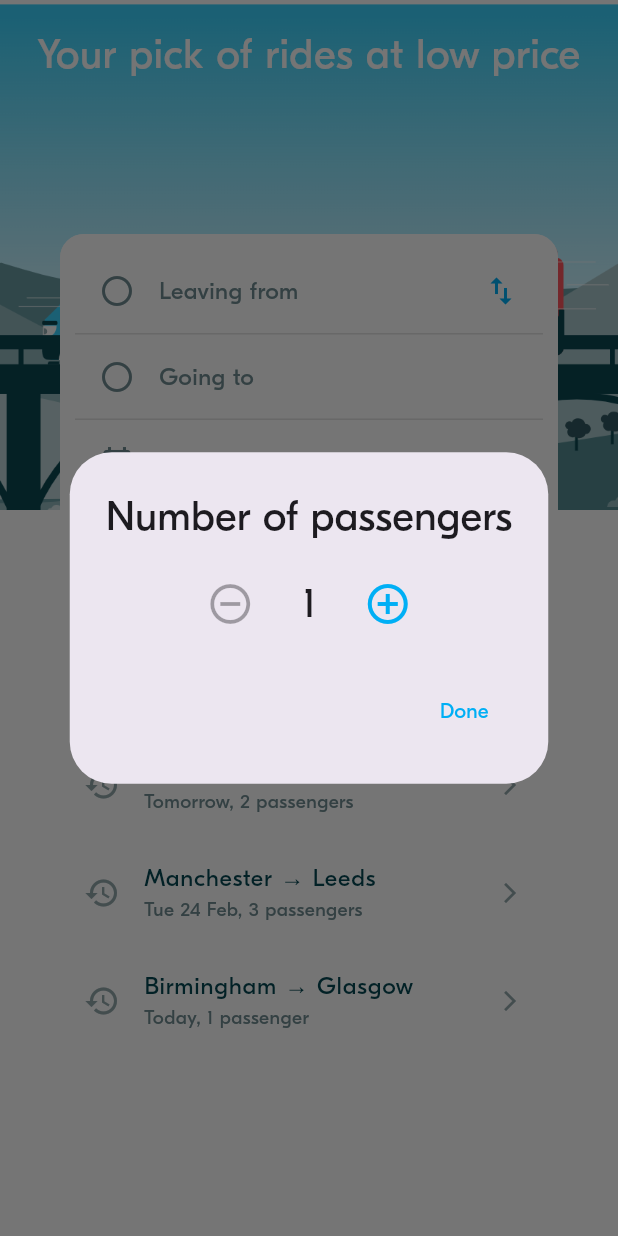
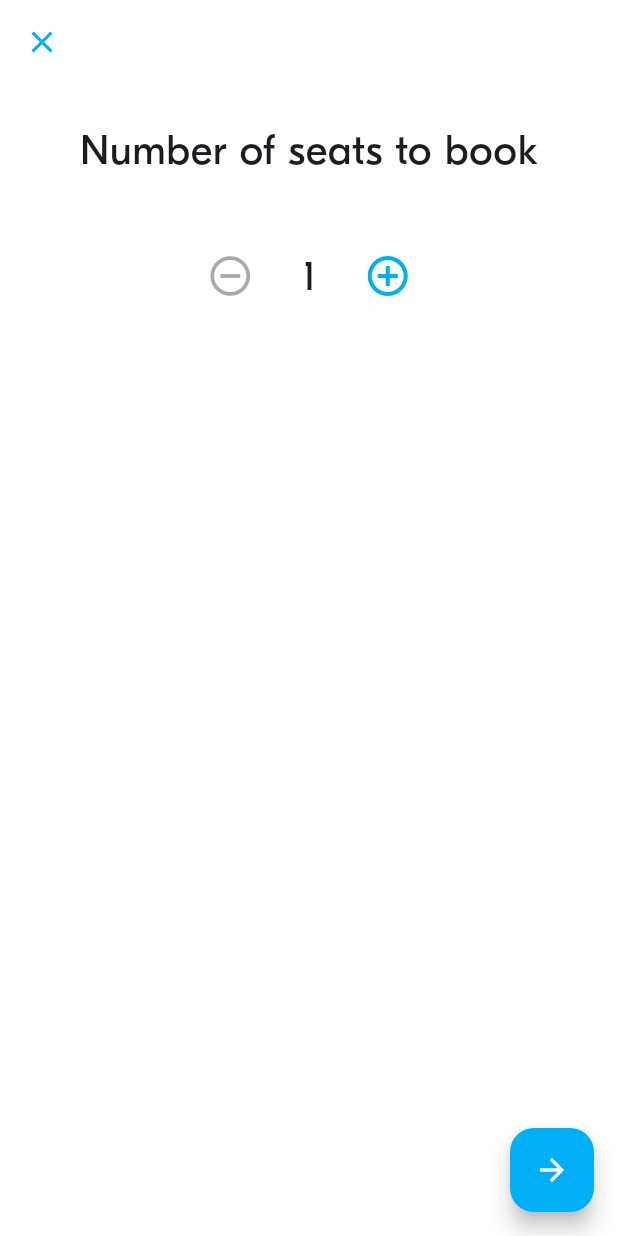
Before and after one commit to Neitong/BlablaCar, a Flutter app: the screen it shows after launch, after a tap on an icon or button, on a phone screen of 412 x 824 dp. Run offline on Flutter 3.47's test engine with Material 3 defaults, Android fonts, the phone set to English and light mode, and no system bars; project files that could hold a hidden picture were left out.

Commit message:
REFACTORED: _onSeatPressed and pickFormer:
- _onSeatPressed refactor from dialog screen to full screen
- chnage formPicker from reusable widget to stateless widget

```diff
--- /dev/null
+++ b/lib/screens/booking_seat_screen.dart
@@ -0,0 +1,93 @@
+import 'package:flutter/material.dart';
+import '../../theme/theme.dart';
+
+class BookingSeatScreen extends StatefulWidget {
+  final int initialSeats;
+
+  const BookingSeatScreen({super.key, required this.initialSeats});
+
+  @override
+  State<BookingSeatScreen> createState() => _BookingSeatScreenState();
+}
+
+class _BookingSeatScreenState extends State<BookingSeatScreen> {
+  late int seats;
+
+  @override
+  void initState() {
+    super.initState();
+    seats = widget.initialSeats;
+  }
+
+  void _decrement() {
+    if (seats > 1) {
+      setState(() {
+        seats--;
+      });
+    }
+  }
+
+  void _increment() {
+    setState(() {
+      seats++;
+    });
+  }
+
+  void _confirm() {
+    Navigator.pop(context, seats);
+  }
+
+  @override
+  Widget build(BuildContext context) {
+    return Scaffold(
+      backgroundColor: Colors.white,
+      appBar: AppBar(
+        backgroundColor: Colors.white,
+        elevation: 0,
+        leading: IconButton(
+          icon: Icon(Icons.close, color: BlaColors.primary),
+          onPressed: () => Navigator.pop(context),
+        ),
+      ),
+      floatingActionButton: FloatingActionButton(
+        onPressed: _confirm,
+        backgroundColor: BlaColors.primary,
+        child: const Icon(Icons.arrow_forward, color: Colors.white),
+      ),
+      body: SafeArea(
+        child: Padding(
+          padding: const EdgeInsets.symmetric(horizontal: BlaSpacings.l),
+          child: Column(
+            crossAxisAlignment: CrossAxisAlignment.stretch,
+            children: [
+              const SizedBox(height: BlaSpacings.l),
+              Text('Number of seats to book', style: BlaTextStyles.heading, textAlign: TextAlign.center),
+              const SizedBox(height: BlaSpacings.xxl),
+              Row(
+                mainAxisAlignment: MainAxisAlignment.center,
+                children: [
+                  IconButton(
+                    icon: const Icon(Icons.remove_circle_outline, size: 32),
+                    onPressed: seats > 1 ? _decrement : null,
+                    color: BlaColors.primary,
+                  ),
+                  const SizedBox(width: BlaSpacings.l),
+                  Text(
+                    '$seats',
+                    style: BlaTextStyles.heading,
+                  ),
+                  const SizedBox(width: BlaSpacings.l),
+                  IconButton(
+                    icon: const Icon(Icons.add_circle_outline, size: 32),
+                    onPressed: _increment,
+                    color: BlaColors.primary,
+                  ),
+                ],
+              ),
+            ],
+          ),
+        ),
+      ),
+    );
+  }
+}
--- a/lib/screens/ride_pref/widgets/form_picker.dart
+++ b/lib/screens/ride_pref/widgets/form_picker.dart
@@ -1,15 +1,26 @@
 import 'package:flutter/material.dart';
 import '../../../theme/theme.dart';
 
-Widget formPicker({
-  required IconData icon,
-  required String label,
-  required VoidCallback onTap,
-  bool showSwapIcon = false,
-  String? value,
-  VoidCallback? onSwap,
-}) {
+class FormPicker extends StatelessWidget {
+  final IconData icon;
+  final String label;
+  final VoidCallback onTap;
+  final bool showSwapIcon;
+  final String? value;
+  final VoidCallback? onSwap;
 
+  const FormPicker({
+    super.key,
+    required this.icon,
+    required this.label,
+    required this.onTap,
+    this.showSwapIcon = false,
+    this.value,
+    this.onSwap,
+  });
+
+  @override
+  Widget build(BuildContext context) {
     final bool hasValue = value != null;
     final IconData displayIcon = hasValue ? Icons.check_circle : icon;
     final Color iconColor = hasValue ? BlaColors.primary : BlaColors.neutralLight;
@@ -17,9 +28,10 @@ Widget formPicker({
     return GestureDetector(
       onTap: onTap,
       child: Container(
-      padding: const EdgeInsets.symmetric(horizontal: BlaSpacings.m, vertical: BlaSpacings.m,
+        padding: const EdgeInsets.symmetric(
+          horizontal: BlaSpacings.m,
+          vertical: BlaSpacings.m,
         ),
-
         child: Row(
           children: [
             Icon(
@@ -44,7 +56,7 @@ Widget formPicker({
                 child: Icon(
                   Icons.swap_vert,
                   color: BlaColors.primary,
-                size: 24
+                  size: 24,
                 ),
               ),
           ],
@@ -52,3 +64,4 @@ Widget formPicker({
       ),
     );
   }
+}
--- a/lib/screens/ride_pref/widgets/ride_pref_form.dart
+++ b/lib/screens/ride_pref/widgets/ride_pref_form.dart
@@ -11,6 +11,7 @@ import '../../../widgets/bla_button.dart';
 import '../../../theme/theme.dart';
 import './location_picker.dart';
 import '../../../services/locations_service.dart';
+import '../../booking_seat_screen.dart';
 
 
 
@@ -148,56 +149,21 @@ class _RidePrefFormState extends State<RidePrefForm> {
   // The user should be able to select the number of seats they wants.
   // [at least 1, no upper limit].
   //=============================================================
-  void _onSeatsPressed() {
-    showDialog(
-      context: context,
-      builder: (context) => AlertDialog(
-        title: Text('Number of passengers', style: BlaTextStyles.heading),
-        content: StatefulBuilder(
-          builder: (context, setDialogState) => Row(
-            mainAxisAlignment: MainAxisAlignment.center,
-            children: [
-              IconButton(
-                icon: Icon(Icons.remove_circle_outline, size: 32),
-                onPressed: requestedSeats > 1
-                    ? () {
-                        setDialogState(() {
-                          setState(() {
-                            requestedSeats--;
-                          });
-                        });
-                      }
-                    : null,
-                color: BlaColors.primary,
-              ),
-              SizedBox(width: BlaSpacings.l),
-              Text(
-                '$requestedSeats',
-                style: BlaTextStyles.heading,
-              ),
-              SizedBox(width: BlaSpacings.l),
-              IconButton(
-                icon: Icon(Icons.add_circle_outline, size: 32),
-                onPressed: () {
-                  setDialogState(() {
-                    setState(() {
-                      requestedSeats++;
-                    });
-                  });
-                },
-                color: BlaColors.primary,
-              ),
-            ],
-          ),
+  void _onSeatsPressed() async {
+    final int? result = await Navigator.push(
+      context,
+      AnimationUtils.createBottomToTopRoute(
+        BookingSeatScreen(
+          initialSeats: requestedSeats,
         ),
-        actions: [
-          TextButton(
-            onPressed: () => Navigator.pop(context),
-            child: Text('Done', style: TextStyle(color: BlaColors.primary)),
-          ),
-        ],
       ),
     );
+
+    if (result != null && result != requestedSeats) {
+      setState(() {
+        requestedSeats = result;
+      });
+    }
   }
 
   void _onSwapLocation() {
@@ -262,7 +228,7 @@ void _onSearchPressed() {
         mainAxisSize: MainAxisSize.min,
         children: [
           // Departure Location Picker
-          formPicker(
+          FormPicker(
             icon: Icons.circle_outlined,
             label: 'Leaving from',
             value: departure?.name,
@@ -273,7 +239,7 @@ void _onSearchPressed() {
           BlaDivider(),
 
           // Arrival Location Picker
-          formPicker(
+          FormPicker(
             icon: Icons.circle_outlined,
             label: 'Going to',
             value: arrival?.name,
@@ -284,7 +250,7 @@ void _onSearchPressed() {
           BlaDivider(),
 
           // Date Picker
-          formPicker(
+          FormPicker(
             icon: Icons.calendar_month,
             label: date,
             value: null,
@@ -293,7 +259,7 @@ void _onSearchPressed() {
           BlaDivider(),
 
             // Seats Picker
-          formPicker(
+          FormPicker(
             icon: Icons.person_outline,
             label: requestedSeats.toString(),
             value: null,
```
Lines whose indentation alone changed are shown as unchanged.
